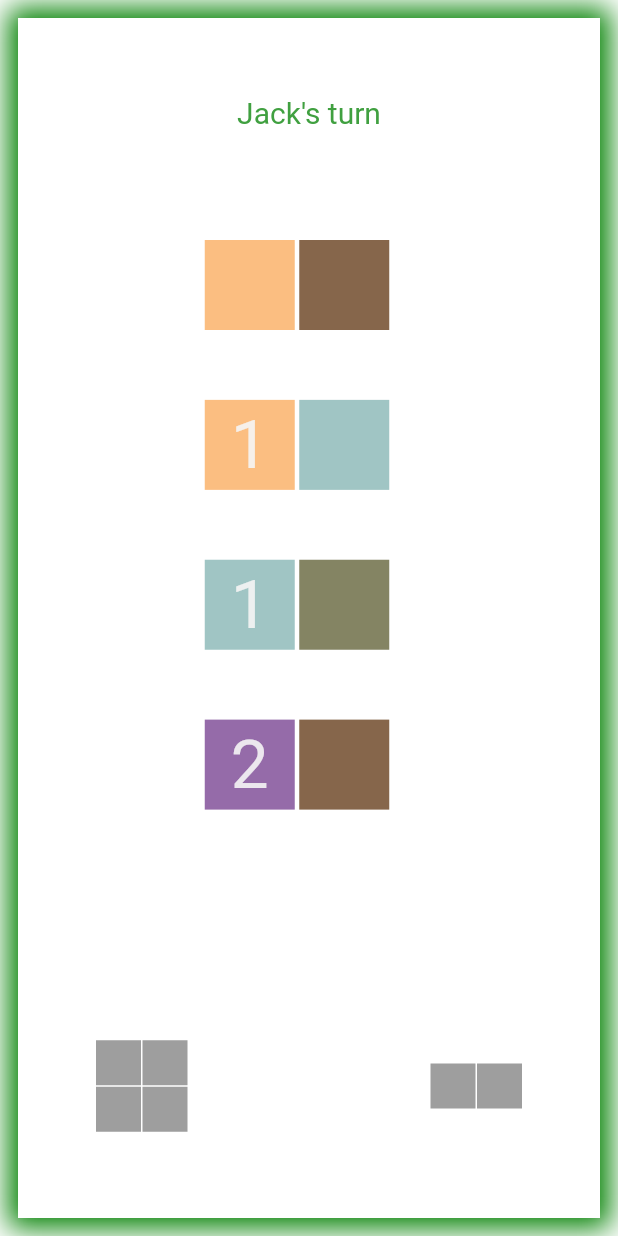
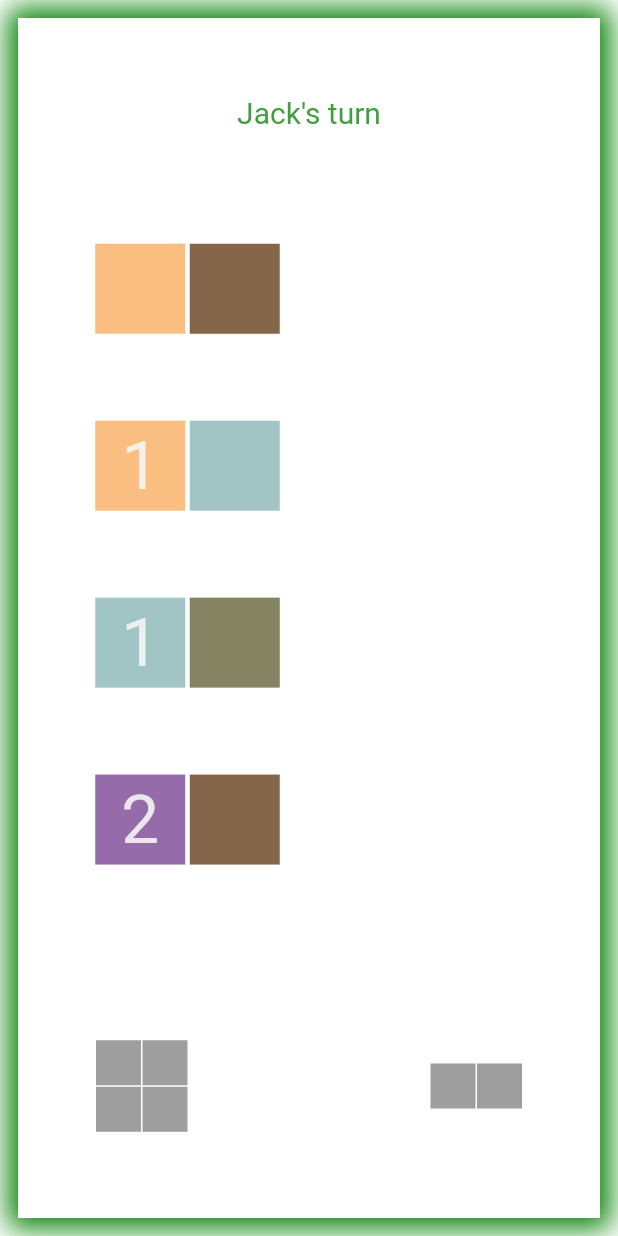
Before and after one commit to LiamWhitenack/Kingdomino, a Flutter app: the screen it shows after launch, after a tap on "PLAY", on a phone screen of 412 x 824 dp. Run offline on Flutter 3.47's test engine with Material 2 defaults, Android fonts, the phone set to English and light mode, and no system bars; drawn by our look-alikes of sliding_up_panel.

Commit message:
ui fixes

```diff
--- a/lib/domino_progress.dart
+++ b/lib/domino_progress.dart
@@ -1,7 +1,4 @@
-import 'package:kingdomino/player_placement_grid.dart';
 import 'package:kingdomino/show_domino_functions.dart';
-import 'colors.dart';
-import 'kingdoms.dart';
 import 'dominoes.dart';
 import 'package:flutter/material.dart';
 
--- a/lib/domino_selection_column.dart
+++ b/lib/domino_selection_column.dart
@@ -70,10 +70,9 @@ class _DominoSelectionColumnState extends State<DominoSelectionColumn> {
         (entry) {
           final int index = entry.key;
           final Domino dominoOption = entry.value;
-          Widget dominoDisplay = dominoOption.placed
-              ? SizedBox(height: 80)
-              : displayDominoInABox(dominoOption, MediaQuery.of(context).size.height, MediaQuery.of(context).size.width,
-                  colorOfTheBox: dominoOption.noColorIfDominoNotTakenElseColor);
+          Widget dominoDisplay = displayDominoInABox(
+              dominoOption, MediaQuery.of(context).size.height, MediaQuery.of(context).size.width,
+              colorOfTheBox: dominoOption.noColorIfDominoNotTakenElseColor);
 
           return dominoOption.placed
               ? const SizedBox()
@@ -84,12 +83,12 @@ class _DominoSelectionColumnState extends State<DominoSelectionColumn> {
                         _onCardTapped(index);
                       },
                       child: SizedBox(
-                        width: MediaQuery.of(context).size.width / 2.45,
+                        width: 161,
                         child: dominoDisplay,
                       ),
                     ),
                     SizedBox(
-                      height: MediaQuery.of(context).size.height / 31,
+                      height: MediaQuery.of(context).size.height / 25,
                     ),
                   ],
                 );
--- a/lib/domino_selection_interface.dart
+++ b/lib/domino_selection_interface.dart
@@ -4,8 +4,6 @@ import 'package:flutter/material.dart';
 import 'package:kingdomino/check_valid_position.dart';
 import 'package:kingdomino/domino_progress.dart';
 import 'package:kingdomino/kingdom_progress.dart';
-import 'package:kingdomino/player_placement_grid.dart';
-import 'package:kingdomino/show_domino_functions.dart';
 import 'package:sliding_up_panel/sliding_up_panel.dart';
 import 'colors.dart';
 import 'domino_selection_column.dart';
@@ -210,6 +208,7 @@ class _DominoSelectionInterfaceState extends State<DominoSelectionInterface> {
     FloatingActionButton selectDominoTextButton = FloatingActionButton(
       backgroundColor: Color.fromRGBO(backgroundColorInfo[0], backgroundColorInfo[1], backgroundColorInfo[2], 0.6),
       elevation: 0,
+      hoverElevation: 0,
       onPressed: () {
         selectPieceAction();
         setState(() {});
@@ -281,13 +280,19 @@ class _DominoSelectionInterfaceState extends State<DominoSelectionInterface> {
               Row(
                 mainAxisAlignment: MainAxisAlignment.center,
                 children: [
-                  dominoSelectionColumnOne,
+                  SizedBox(
+                    width: 161,
+                    child: dominoSelectionColumnOne,
+                  ),
                   // add a gap if there's two columns
                   (dominoSelectionColumnOne.dominoOptionsForSelection.isNotEmpty &&
                           dominoSelectionColumnTwo.dominoOptionsForSelection.isNotEmpty)
                       ? SizedBox(width: MediaQuery.of(context).size.width / 39)
                       : const SizedBox(width: 0),
-                  dominoSelectionColumnTwo,
+                  SizedBox(
+                    width: 161,
+                    child: dominoSelectionColumnTwo,
+                  ),
                 ],
               ),
               SizedBox(height: MediaQuery.of(context).size.height / 16),
--- a/lib/show_domino_functions.dart
+++ b/lib/show_domino_functions.dart
@@ -1,8 +1,6 @@
 import 'package:flutter/material.dart';
-
 import 'dominoes.dart';
 import 'colors.dart';
-import 'package:flutter/cupertino.dart';
 
 List<Widget> getImages(int n, int m, List<List<int>> values, List<List<String>> colors) {
   List<Widget> images = [];
@@ -110,12 +108,12 @@ Widget displayDominoInABox(Domino domino, double interfaceHeight, double interfa
   int b = color[2];
 
   return Container(
-    height: 80,
-    width: 141,
+    height: 85,
+    width: 140,
     color: Color.fromRGBO(r, g, b, 0.5),
     child: Center(
       child: SizedBox(
-        width: 140,
+        width: 125,
         child: displayDomino(domino),
       ),
     ),
```
